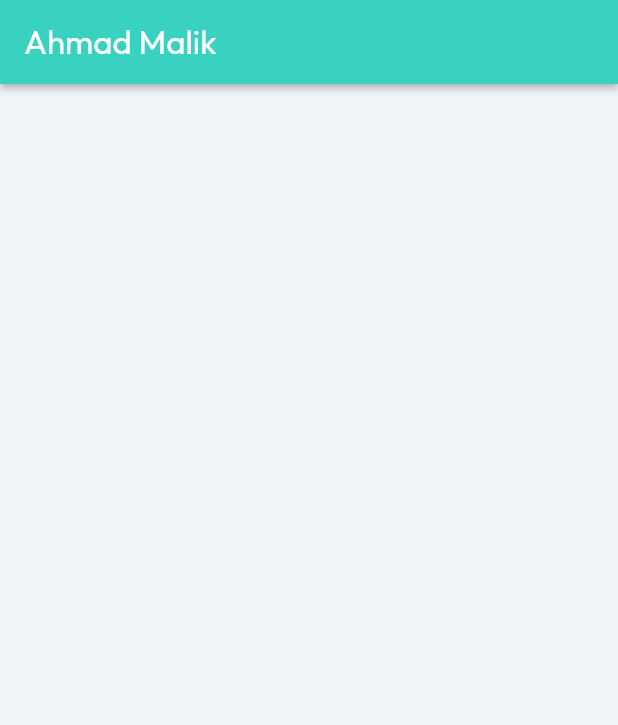
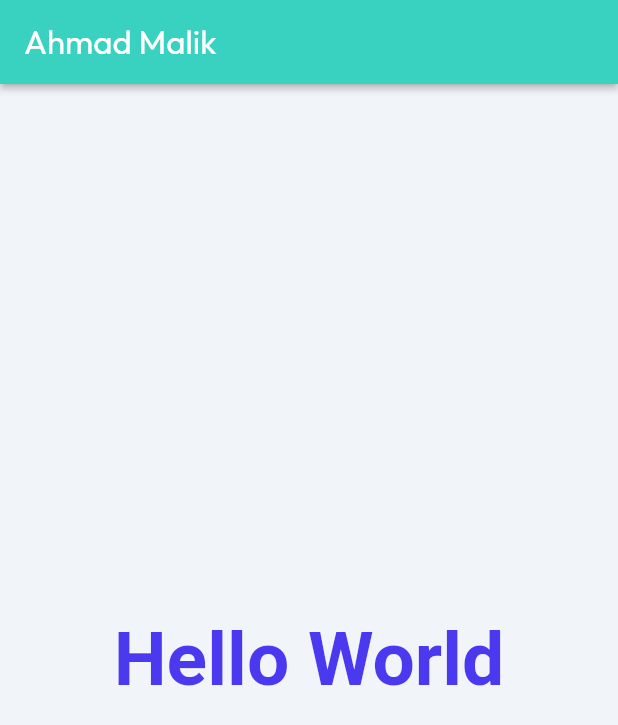
Before and after one commit to iamtahiralvi/testTesting, a Flutter app: the screen it shows after launch, on a phone screen of 412 x 824 dp. Shown: the top 725 px of the screen. Run offline on Flutter 3.47's test engine with Material 2 defaults, Android fonts, the phone set to English and light mode, and no system bars; our stand-ins replace auto_size_text, font_awesome_flutter, from_css_color, go_router, google_fonts, page_transition and 2 more; missing offline and left inert: json_path; Roboto replaces fonts that are missing (Readex Pro); statements that could not run were skipped.

Commit message:
Updating to latest FlutterFlow output.

```diff
--- a/lib/pages/home_page/home_page_widget.dart
+++ b/lib/pages/home_page/home_page_widget.dart
@@ -60,7 +60,24 @@ class _HomePageWidgetState extends State<HomePageWidget> {
           top: true,
           child: Column(
             mainAxisSize: MainAxisSize.max,
-            children: [],
+            mainAxisAlignment: MainAxisAlignment.center,
+            children: [
+              Row(
+                mainAxisSize: MainAxisSize.max,
+                mainAxisAlignment: MainAxisAlignment.center,
+                children: [
+                  Text(
+                    'Hello World',
+                    style: FlutterFlowTheme.of(context).bodyMedium.override(
+                          fontFamily: 'Readex Pro',
+                          color: FlutterFlowTheme.of(context).primary,
+                          fontSize: 50.0,
+                          fontWeight: FontWeight.bold,
+                        ),
+                  ),
+                ],
+              ),
+            ],
           ),
         ),
       ),
```
